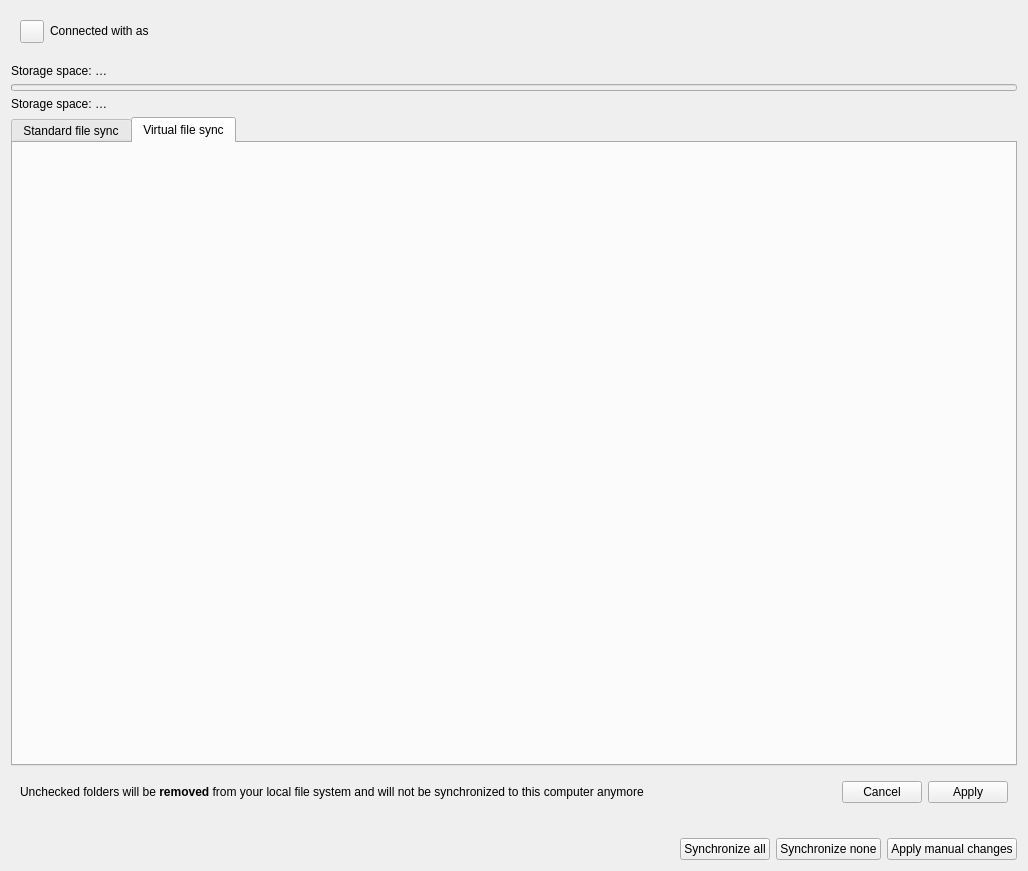
First picture: the form in src/gui/accountsettings.ui, repository IONOS-Productivity/nc-desktop, before the edit.
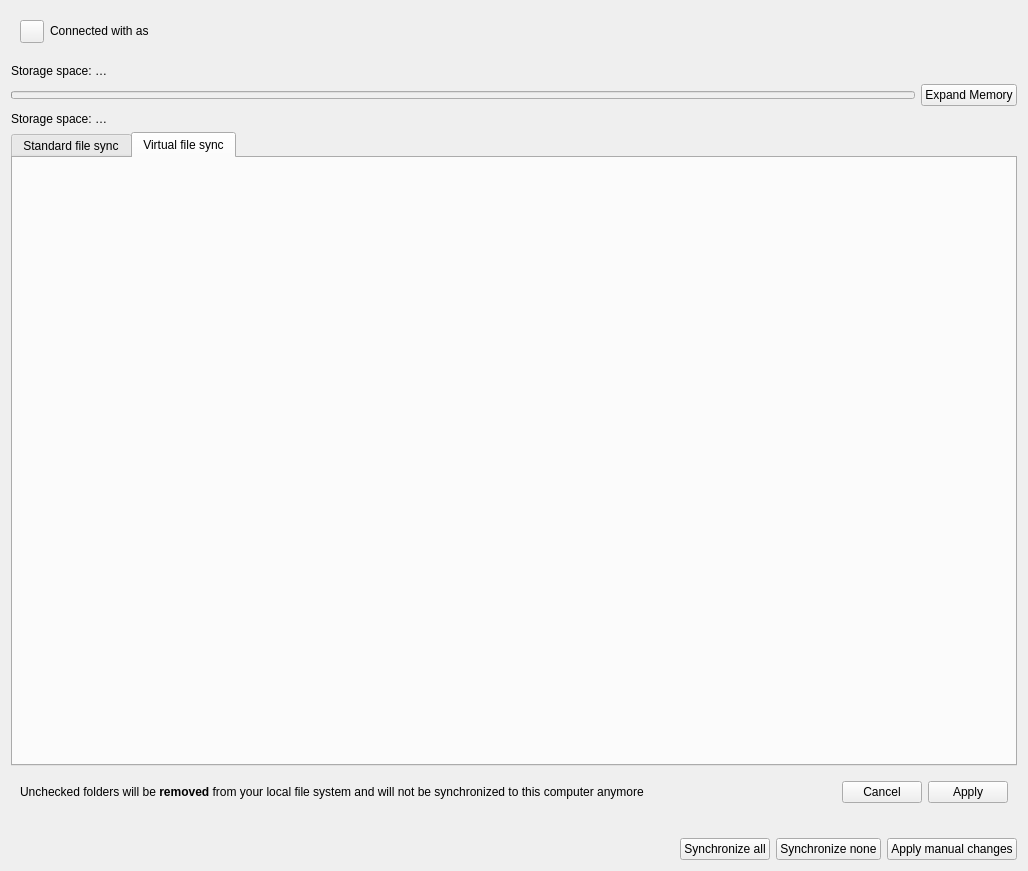
Second picture: the form after the edit. Custom widgets are drawn as their Qt base class.

Commit message: [SES-23][SES-25] Added "Expand Memory" Button (not functional)

```diff
--- a/src/gui/accountsettings.ui
+++ b/src/gui/accountsettings.ui
@@ -51,6 +51,8 @@
                         </widget>
                     </item>
                     <item>
+                        <layout class="QHBoxLayout">
+                            <item>
                         <widget class="QProgressBar" name="quotaProgressBar">
                             <property name="enabled">
                                 <bool>false</bool>
@@ -64,7 +66,7 @@
                             <property name="maximumSize">
                                 <size>
                                     <width>16777215</width>
-                                    <height>7</height>
+                                            <height>8</height>
                                 </size>
                             </property>
                             <property name="maximum">
@@ -77,6 +79,21 @@
                                 <bool>false</bool>
                             </property>
                         </widget>
+                            </item>
+                            <item>
+                                <widget class="QPushButton" name="expandMemoryButton">
+                                    <property name="sizePolicy">
+                                        <sizepolicy hsizetype="Minimum" vsizetype="Maximum">
+                                            <horstretch>0</horstretch>
+                                            <verstretch>0</verstretch>
+                                        </sizepolicy>
+                                    </property>
+                                    <property name="text">
+                                        <string>Expand Memory</string>
+                                    </property>
+                                </widget>
+                            </item>
+                        </layout>   
                     </item>
                     <item>
                         <widget class="QLabel" name="quotaInfo2Label">
```
Lines whose indentation alone changed are shown as unchanged.
